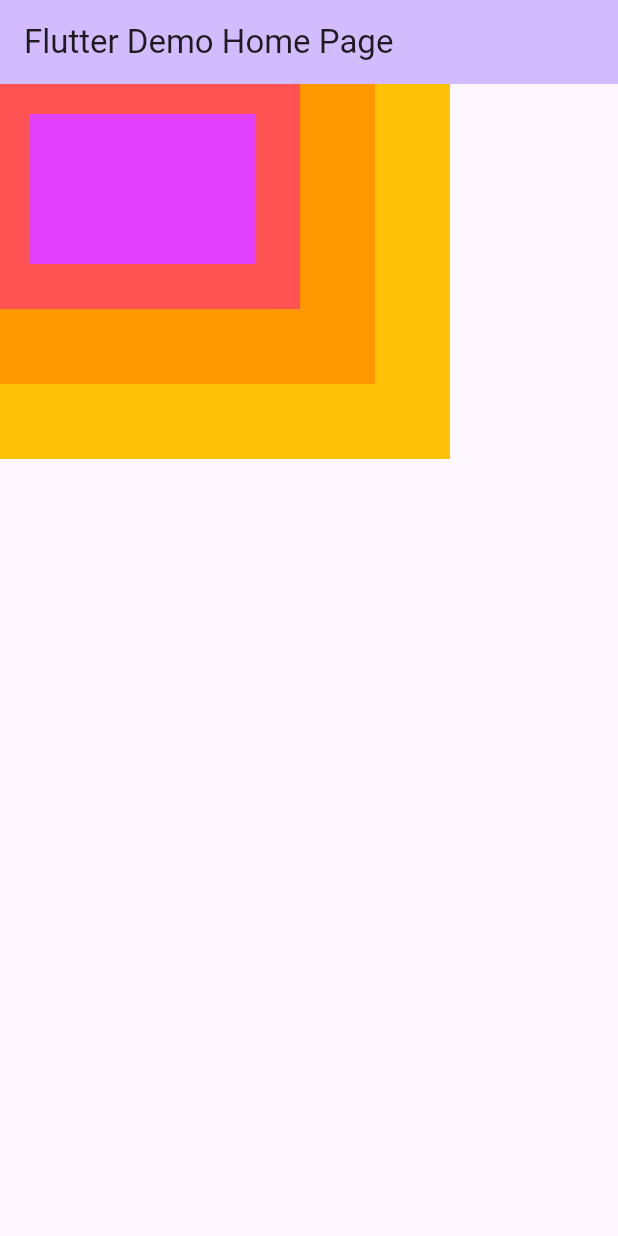
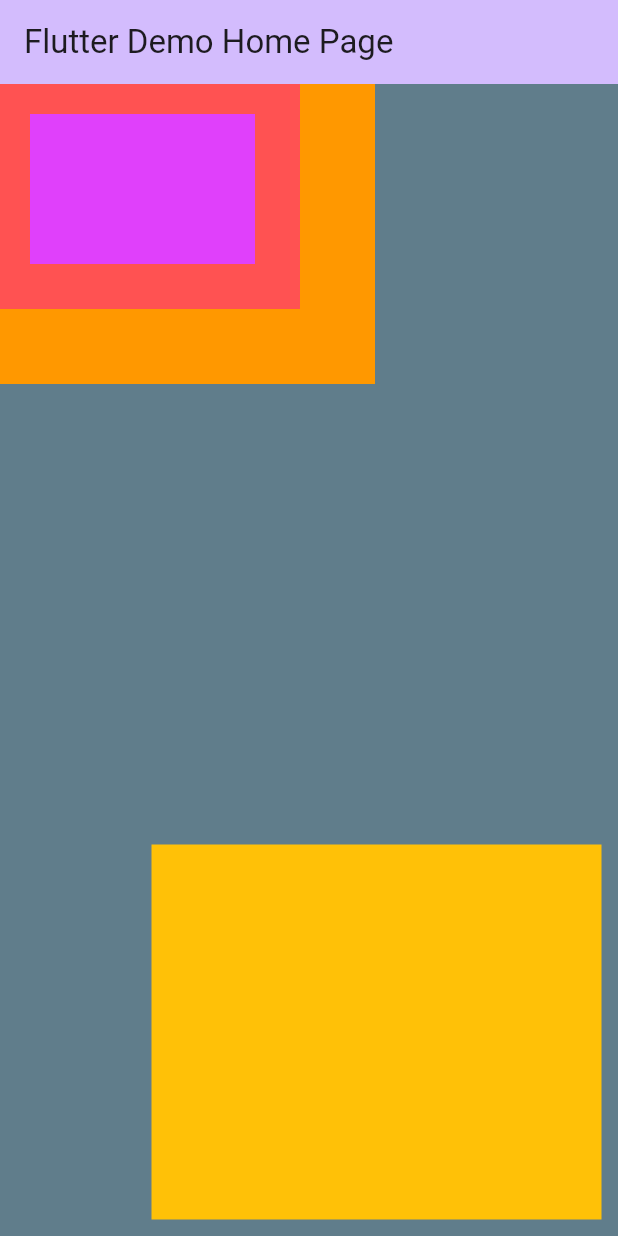
Before and after one commit to d19rsabhah/stack_widget, a Flutter app: the screen it shows after launch, on a phone screen of 412 x 824 dp. Run offline on Flutter 3.47's test engine with Material 3 defaults, Android fonts, the phone set to English and light mode, and no system bars.

Commit message:
position_widgit

```diff
--- a/lib/main.dart
+++ b/lib/main.dart
@@ -74,14 +74,22 @@ class _MyHomePageState extends State<MyHomePage> {
           title: Text(widget.title),
         ),
         body: Container(
+          width: double.infinity,
+          height: double.infinity,
+          color: Colors.blueGrey,
+          child: Container(
             width: 400,
             height: 400,
             child: Stack(
               children: [
-              Container(
+                Positioned(
+                  bottom: 11,
+                  right: 11,
+                  child: Container(
                     width: 300,
                     height: 250,
                     color: Colors.amber,
+                  ),
                 ),
                 Container(
                   width: 250,
@@ -104,6 +112,7 @@ class _MyHomePageState extends State<MyHomePage> {
                 )
               ],
             ),
+          ),
         ));
   }
 }
```
Lines whose indentation alone changed are shown as unchanged.
